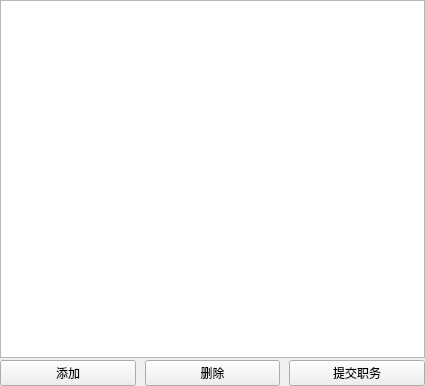
Before: the Qt Designer form cosmetic_src/Staff/job.ui in oaheiw/darwinner, drawn with Qt 5.
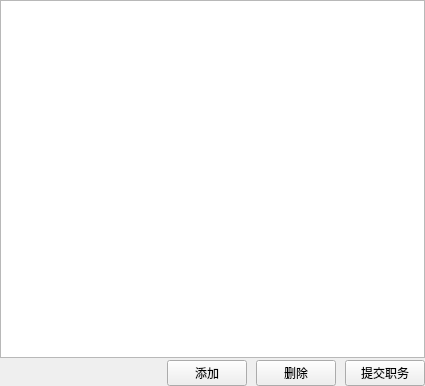
After: the same form once the commit is applied.

The edit to the form file:
```diff
--- a/cosmetic_src/Staff/job.ui
+++ b/cosmetic_src/Staff/job.ui
@@ -36,10 +36,23 @@
     </widget>
    </item>
    <item>
-    <layout class="QHBoxLayout" name="horizontalLayout">
+    <layout class="QHBoxLayout" name="horizontalLayout" stretch="0,0,0,0">
      <property name="spacing">
       <number>9</number>
      </property>
+     <item>
+      <spacer name="horizontalSpacer">
+       <property name="orientation">
+        <enum>Qt::Horizontal</enum>
+       </property>
+       <property name="sizeHint" stdset="0">
+        <size>
+         <width>40</width>
+         <height>20</height>
+        </size>
+       </property>
+      </spacer>
+     </item>
      <item>
       <widget class="QPushButton" name="addPushButton">
        <property name="sizePolicy">
```
